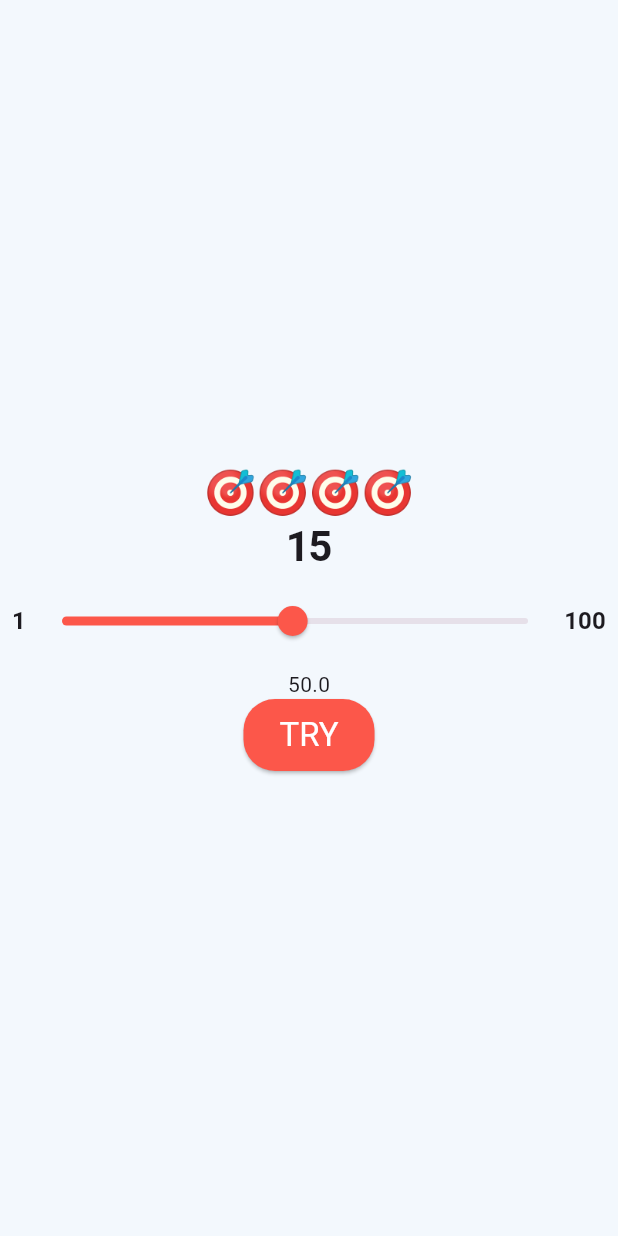
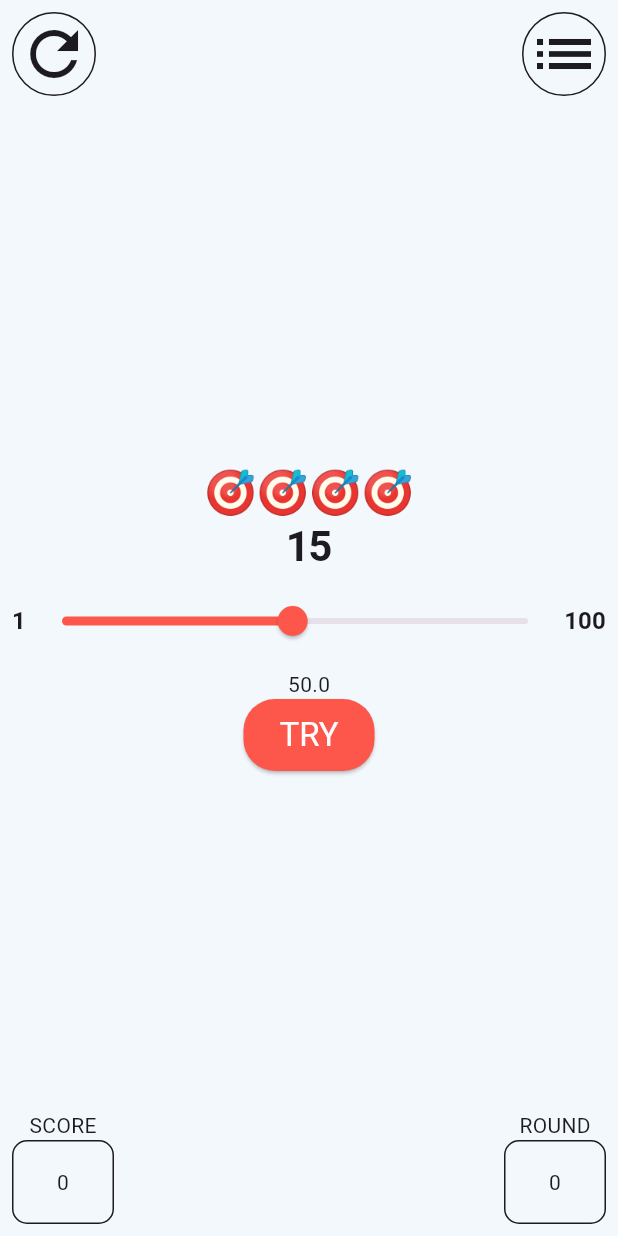
Before and after one commit to albertgarrido4/Challenge-First-Flutter-App-AlbertGarrido, a Flutter app: the screen it shows after launch, on a phone screen of 412 x 824 dp. Run offline on Flutter 3.47's test engine with Material 3 defaults, Android fonts, the phone set to English and light mode, and no system bars.

Commit message:
BackgroundView

```diff
--- /dev/null
+++ b/lib/background_view.dart
@@ -0,0 +1,32 @@
+import 'package:flutter/material.dart';
+import 'package:flutter_guess_the_number/number_view.dart';
+import 'package:flutter_guess_the_number/rounded_view.dart';
+class BackgroundView extends StatelessWidget {
+  const BackgroundView({super.key});
+
+  @override
+  Widget build(BuildContext context) {
+    return Padding(
+      padding: const EdgeInsets.all(8.0),
+      child: Column(
+        children: [
+          Row(
+            children: [
+              RoundedView(icon: Icons.refresh),
+              Spacer(),
+              RoundedView(icon: Icons.list)
+            ],
+          ),
+          Spacer(),
+          Row(
+            children: [
+              NumberView(text: "SCORE", value: 0),
+              Spacer(),
+              NumberView(text: "ROUND", value: 0),
+            ],
+          ),
+        ],
+      ),
+    );
+  }
+}
--- a/lib/main.dart
+++ b/lib/main.dart
@@ -1,7 +1,9 @@
 import 'package:flutter/material.dart';
 import 'package:flutter_guess_the_number/app_colors.dart';
+import 'package:flutter_guess_the_number/background_view.dart';
 import 'package:flutter_guess_the_number/game.dart';
 import 'package:flutter_guess_the_number/slider_widget.dart';
+import 'package:flutter_guess_the_number/test_view.dart';
 
 void main() {
   runApp(const MainApp());
@@ -15,7 +17,10 @@ class MainApp extends StatelessWidget {
     return MaterialApp(
       theme: ThemeData(scaffoldBackgroundColor: AppColors.backgroundColor),
       home: Scaffold(
-        body: ContentView(),
+        body: Stack(children: [
+          const BackgroundView(),
+          const ContentView(),
+        ]),
       ),
     );
   }
--- /dev/null
+++ b/lib/number_view.dart
@@ -0,0 +1,29 @@
+import 'package:flutter/material.dart';
+
+class NumberView extends StatelessWidget {
+  final String text;
+  final int value;
+  const NumberView({super.key, required this.text, required this.value});
+
+  @override
+  Widget build(BuildContext context) {
+    return Column(
+      mainAxisAlignment: MainAxisAlignment.center,
+      children: [
+        Text(text),
+        Container(
+          width: 68,
+          height: 56,
+          alignment: Alignment.center,
+          decoration: BoxDecoration(
+            border: Border.all(
+              color: Theme.of(context).colorScheme.onSurface,
+            ), // Borde
+            borderRadius: BorderRadius.circular(10), // Esquinas redondeadas
+          ),
+          child: Text("$value"),
+        ),
+      ],
+    );
+  }
+}
--- /dev/null
+++ b/lib/rounded_view.dart
@@ -0,0 +1,23 @@
+import 'package:flutter/material.dart';
+
+class RoundedView extends StatelessWidget {
+  final IconData icon;
+  const RoundedView({super.key, required this.icon});
+
+  @override
+  Widget build(BuildContext context) {
+    return Container(
+      width: 56,
+      height: 56,
+      decoration: BoxDecoration(
+        shape: BoxShape.circle,
+        border: Border.all(color: Theme.of(context).colorScheme.onSurface),
+      ),
+      child: Icon(
+        icon,
+        size: 48,
+        color: Theme.of(context).colorScheme.onSurface,
+      ),
+    );
+  }
+}
--- /dev/null
+++ b/lib/test_view.dart
@@ -0,0 +1,25 @@
+import 'package:flutter/material.dart';
+class TestView extends StatelessWidget {
+  const TestView({super.key});
+
+  @override
+  Widget build(BuildContext context) {
+    return Column(
+      children: [
+        Row(
+          children: [
+            Text("Hello"),
+            Text("World")
+          ],
+        ),
+        Row(
+          children: [
+            ElevatedButton(onPressed: (){}, child: Text("BUTTON")),
+            ElevatedButton(onPressed: (){}, child: Text("OK"))
+          ],
+        ),
+
+      ],
+    );
+  }
+}
```
Also changed, not shown: 7 other files.
